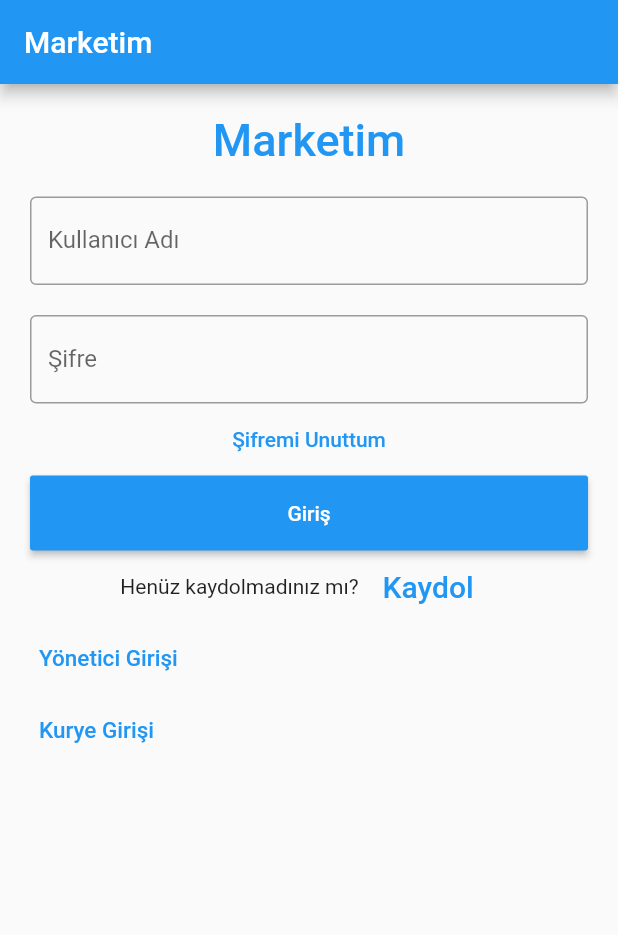
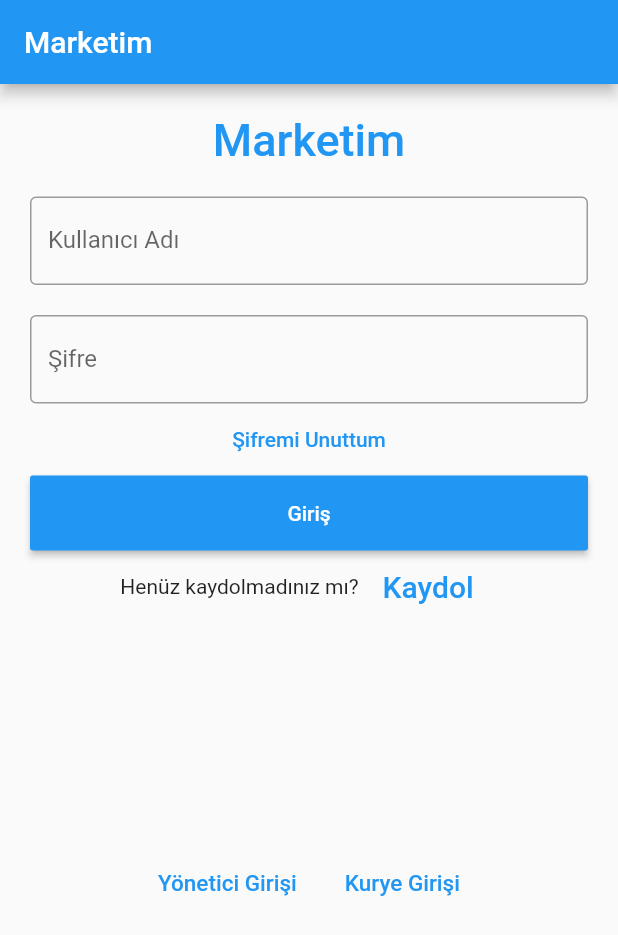
Before and after one commit to ibrahmozdemir1/mobil_final_proje, a Flutter app: the screen it shows after launch, on a phone screen of 412 x 824 dp. Shown: the top 935 px of the screen. Run offline on Flutter 3.47's test engine with Material 2 defaults, Android fonts, the phone set to English and light mode, and no system bars; project files that could hold a hidden picture were left out.

Commit message:
Oguzcan ile sayfa geçişini tamamladık.

```diff
--- a/lib/main.dart
+++ b/lib/main.dart
@@ -1,12 +1,11 @@
 import 'package:flutter/material.dart';
 import 'package:mobil_final_proje/pages/login_page.dart';
 
-void main() => runApp(MyApp());
-
-class MyApp extends StatelessWidget {
-  @override
-  Widget build(BuildContext context) {
-    return MaterialApp(
-        theme: ThemeData(primarySwatch: Colors.blue), home: LoginPage());
-  }
+void main(){
+  runApp( MaterialApp(
+    theme: ThemeData(primarySwatch: Colors.blue),
+    home: LoginPage(),
+    debugShowCheckedModeBanner: false,
+   ),
+  );
 }
--- a/lib/pages/login_page.dart
+++ b/lib/pages/login_page.dart
@@ -1,4 +1,5 @@
 import 'package:flutter/material.dart';
+import 'package:mobil_final_proje/pages/yoneticilogin.dart';
 
 class LoginPage extends StatefulWidget {
   @override
@@ -87,6 +88,7 @@ class _State extends State<LoginPage> {
                   mainAxisAlignment: MainAxisAlignment.center,
                 )),
                 Container(
+                    padding: EdgeInsets.fromLTRB(0, 150, 0, 0),
                     child: Row(
                       children: <Widget>[
                         FlatButton(
@@ -96,28 +98,24 @@ class _State extends State<LoginPage> {
                             style: TextStyle(fontSize: 15),
                           ),
                           onPressed: () {
-                          //
+                            Navigator.pushReplacement(
+                                //Navigator.push(
+                                context,
+                                MaterialPageRoute(builder: (context) => Login()));
                           },
-                      )
-                    ],
                         ),
-                ),
-                Container(
-                  child: Row(
-                    children: <Widget>[
                         FlatButton(
                           textColor: Colors.blue,
                           child: Text(
                             "Kurye Girişi",
                             style: TextStyle(fontSize: 15),
                           ),
-                        onPressed: () {
-                          //
-                        },
+                          onPressed: () {},
                         )
                       ],
+                      mainAxisAlignment: MainAxisAlignment.center,
+                    )
                 ),
-                )
               ],
             )));
   }
```
Also changed, not shown: lib/pages/yoneticilogin.dart (renamed from lib/Login/login.dart), 2 other files. Lines whose indentation alone changed are shown as unchanged.
